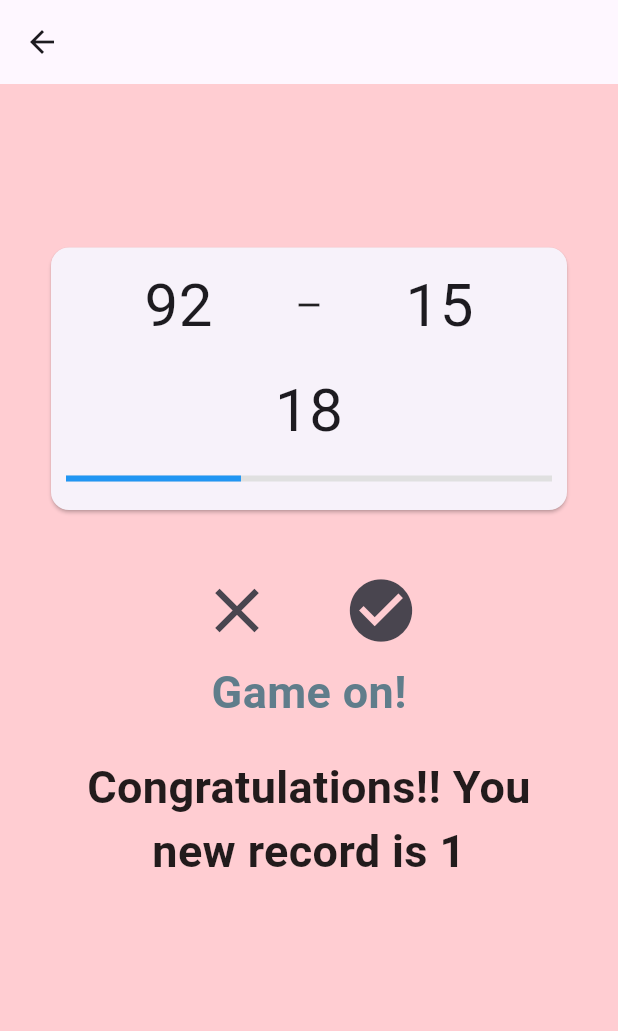
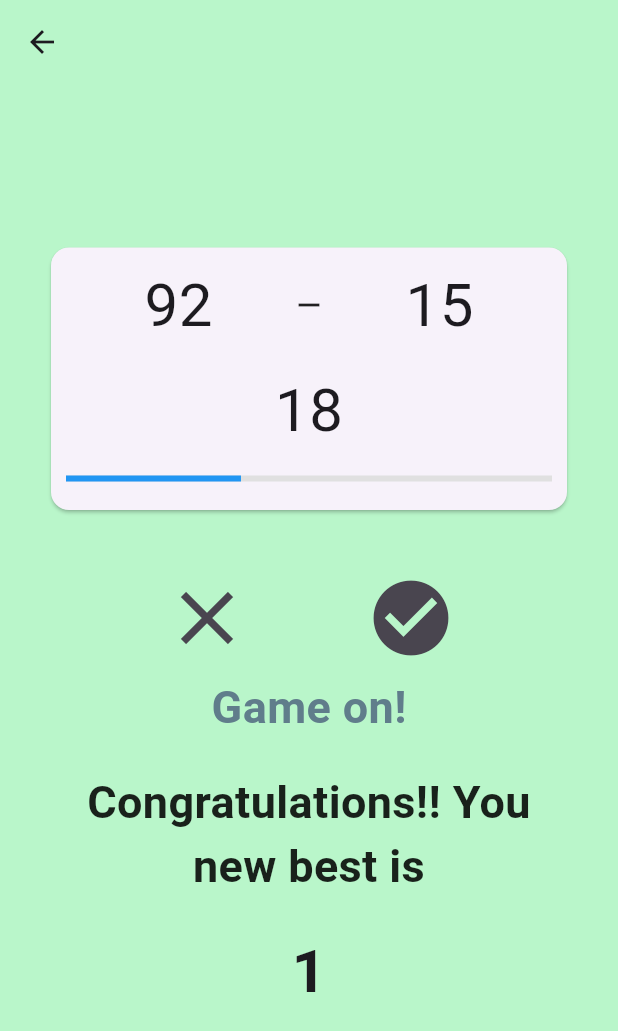
Before and after one commit to SanjiKun-Santhosh/flash_math, a Flutter app: the screen it shows once a user with an empty profile is signed in, after a tap on "Substraction", on a phone screen of 412 x 824 dp. Shown: the top 1031 px of the screen. Run offline on Flutter 3.47's test engine with Material 3 defaults, Android fonts, the phone set to English and light mode, and no system bars; our stand-ins replace cloud_firestore, confetti, firebase_auth, firebase_core, flutter_spinkit, font_awesome_flutter and 4 more; missing offline and left inert: cloud_firestore_platform_interface; accounts and stored records are empty; generated files the repository leaves out were written again.

Commit message:
Initial commit

```diff
--- a/lib/games/substraction.dart
+++ b/lib/games/substraction.dart
@@ -4,11 +4,11 @@ import 'package:flash_math/models/user_record.dart';
 import 'package:flutter/material.dart';
 import 'package:provider/provider.dart';
 
-import '../addition_algorithm/number_generator.dart';
+import '../game_algorithm/number_generator.dart';
 import '../screens/loading.dart';
 import '../services/database.dart';
 import '../shared/constants.dart';
-import 'game_support/modalBottomSheet.dart';
+import '../screens/custom_sheets.dart';
 
 class Substraction extends StatefulWidget {
   final UserRecord? userRecord;
@@ -28,8 +28,9 @@ class _SubstractionState extends State<Substraction> {
   Timer? _timer;
   bool _isButtonDisabled = false;
   final String gameType = GameTypes.substraction.name;
-  int globalRecord=0;
-  ModalBottomSheet alertDialog=ModalBottomSheet();
+  int globalRecord = 0;
+  CustomSheets alertDialog = CustomSheets();
+
   @override
   void initState() {
     super.initState();
@@ -55,8 +56,12 @@ class _SubstractionState extends State<Substraction> {
     _timer = Timer.periodic(oneHundredthOfASecond, (timer) {
       if (_progressValue >= 1.0) {
         timer.cancel();
-        alertDialog.showCustomModalBottomSheet(context,outputText: 'Your personal best is $globalRecord',gameMsg: "The Time is over!");
-
+        alertDialog.showCustomModalBottomSheet(
+          context,
+          outputText: GameOutputTexts.personalBest,
+          record: globalRecord,
+          gameMsg: GameOutputTexts.timeOverMsg,
+        );
       } else {
         setState(() {
           _progressValue += 0.01;
@@ -96,22 +101,24 @@ class _SubstractionState extends State<Substraction> {
   Widget build(BuildContext context) {
     final userRecord = context.watch<UserRecord?>();
     Map<String, String>? gameRecord = userRecord?.gameRecord;
-    int currentRecord = globalRecord= int.parse(gameRecord?[gameType] ?? "0");
-    print(currentRecord);
+    int currentRecord = globalRecord = int.parse(gameRecord?[gameType] ?? "0");
     final DatabaseService service = DatabaseService(
       uid: widget.userRecord!.uid,
     );
-    if(userRecord==null){ return Loading();}
+    if (userRecord == null) {
+      return Loading();
+    }
 
     return Scaffold(
       appBar: AppBar(
+        backgroundColor: Colors.transparent,
         leading: BackButton(
           onPressed: () {
             Navigator.pop(context, "/home");
           },
         ),
       ),
-      backgroundColor: Colors.red[100],
+      backgroundColor: Colors.greenAccent[100],
       body: Container(
         padding: EdgeInsets.fromLTRB(30, 30, 30, 30),
         color: Colors.transparent,
@@ -144,8 +151,7 @@ class _SubstractionState extends State<Substraction> {
                         ),
                         SizedBox(height: 13),
                         SizedBox(
-                          child:
-                          Text(
+                          child: Text(
                             _total.toString(),
                             style: TextStyle(fontSize: 40),
                           ),
@@ -183,8 +189,12 @@ class _SubstractionState extends State<Substraction> {
                                   gameRecord!,
                                 );
                               }
-                              alertDialog.showCustomModalBottomSheet(context,outputText: 'Your personal best is $globalRecord',gameMsg: "The Time is over!");
-
+                              alertDialog.showCustomModalBottomSheet(
+                                context,
+                                outputText: GameOutputTexts.personalBest,
+                                record: globalRecord,
+                                gameMsg: GameOutputTexts.timeOverMsg,
+                              );
                             } else {
                               if (_firstValue - _secondValue != _total) {
                                 _getRandom();
@@ -201,15 +211,19 @@ class _SubstractionState extends State<Substraction> {
                                     gameRecord!,
                                   );
                                 }
-                                alertDialog.showCustomModalBottomSheet(context,outputText: 'Your personal best is $globalRecord',gameMsg: "The Answer is wrong!");
-
+                                alertDialog.showCustomModalBottomSheet(
+                                  context,
+                                  outputText: GameOutputTexts.personalBest,
+                                  record: globalRecord,
+                                  gameMsg: GameOutputTexts.answerWrongMsg,
+                                );
                               }
                             }
                           });
                         },
-                  icon: Icon(Icons.close, size: 50),
+                  icon: Icon(Icons.close, size: 60),
                 ),
-                SizedBox(width: 30),
+                SizedBox(width: 60),
                 IconButton(
                   onPressed: _isButtonDisabled
                       ? null
@@ -225,18 +239,21 @@ class _SubstractionState extends State<Substraction> {
                                   gameRecord!,
                                 );
                               }
-                              alertDialog.showCustomModalBottomSheet(context,outputText: 'Your personal best is $globalRecord',gameMsg: "The Time is over!");
-
+                              alertDialog.showCustomModalBottomSheet(
+                                context,
+                                outputText: GameOutputTexts.personalBest,
+                                record: globalRecord,
+                                gameMsg: GameOutputTexts.timeOverMsg,
+                              );
                             } else {
                               if (_firstValue - _secondValue == _total) {
                                 _getRandom();
                                 _record++;
                                 resetProgress();
-                                print("mushi");
                               } else {
                                 _isButtonDisabled = true;
                                 stopProgress();
-                                if(_record>currentRecord) {
+                                if (_record > currentRecord) {
                                   globalRecord = _record;
                                   updateRecordDatabase(
                                     _record,
@@ -244,13 +261,17 @@ class _SubstractionState extends State<Substraction> {
                                     gameRecord!,
                                   );
                                 }
-                                alertDialog.showCustomModalBottomSheet(context,outputText: 'Your personal best is $globalRecord',gameMsg: "The Answer is wrong!");
-
+                                alertDialog.showCustomModalBottomSheet(
+                                  context,
+                                  outputText: GameOutputTexts.personalBest,
+                                  record: globalRecord,
+                                  gameMsg: GameOutputTexts.answerWrongMsg,
+                                );
                               }
                             }
                           });
                         },
-                  icon: Icon(Icons.check_circle, size: 50),
+                  icon: Icon(Icons.check_circle, size: 60),
                 ),
               ],
             ),
@@ -264,16 +285,30 @@ class _SubstractionState extends State<Substraction> {
             ),
             SizedBox(height: 20),
             currentRecord >= _record
-                ? Text(
-                    "Your personal best is $currentRecord",
+                ? Column(
+                    children: [
+                      Text(
+                        GameOutputTexts.personalBest,
                         style: TextStyle(
                           color: Colors.blueGrey,
                           fontSize: 30,
                           fontWeight: FontWeight.bold,
                         ),
+                      ),
+                      SizedBox(height: 20),
+                      Text(
+                        "$currentRecord",
+                        style: TextStyle(
+                          fontSize: 40,
+                          fontWeight: FontWeight.bold,
+                        ),
+                      ),
+                    ],
                   )
-                : Text(
-                    "Congratulations!! You new record is $_record",
+                : Column(
+                    children: [
+                      Text(
+                        GameOutputTexts.congratsMsg,
                         textAlign: TextAlign.center,
                         style: TextStyle(
                           color: Colors.black87,
@@ -281,6 +316,16 @@ class _SubstractionState extends State<Substraction> {
                           fontWeight: FontWeight.bold,
                         ),
                       ),
+                      SizedBox(height: 20),
+                      Text(
+                        "$_record",
+                        style: TextStyle(
+                          fontSize: 40,
+                          fontWeight: FontWeight.bold,
+                        ),
+                      ),
+                    ],
+                  ),
           ],
         ),
       ),
--- a/lib/main.dart
+++ b/lib/main.dart
@@ -1,4 +1,5 @@
 import 'package:firebase_core/firebase_core.dart';
+import 'package:flash_math/models/storage_hive_model.dart';
 import 'package:flash_math/models/user.dart';
 import 'package:flash_math/models/user_record.dart';
 import 'package:flash_math/screens/home.dart';
@@ -9,7 +10,6 @@ import 'package:flash_math/services/auth.dart';
 import 'package:flash_math/services/database.dart';
 import 'package:flash_math/shared/constants.dart';
 import 'package:flutter/material.dart';
-import 'package:hive/hive.dart';
 import 'package:hive_flutter/adapters.dart';
 import 'package:provider/provider.dart';
 
@@ -17,7 +17,8 @@ void main() async {
   WidgetsFlutterBinding.ensureInitialized();
   await Firebase.initializeApp();
   await Hive.initFlutter();
-  await Hive.openBox(userHiveBox);
+  Hive.registerAdapter(UserHiveStorageAdapter());
+  await Hive.openBox<UserHiveStorage>(userHiveBox);
 
   runApp(
     MultiProvider(
--- a/lib/games/game_support/modalBottomSheet.dart
+++ b/lib/screens/custom_sheets.dart
@@ -1,10 +1,10 @@
 import 'package:flutter/material.dart';
 
-import '../../screens/home.dart';
-import '../../screens/template.dart';
+import 'home.dart';
+import 'template.dart';
 
-class ModalBottomSheet {
-  void showCustomModalBottomSheet(context, {required String outputText,required String gameMsg}) {
+class CustomSheets {
+  void showCustomModalBottomSheet(BuildContext context, {required String outputText,required int record,required String gameMsg}) {
     showModalBottomSheet(
       elevation: 2.0,
       isDismissible: false,
@@ -66,4 +66,23 @@ class ModalBottomSheet {
       },
     );
   }
+  void showLoginErrorDialog(BuildContext context) {
+    showDialog(
+      context: context,
+      builder: (BuildContext dialogContext) {
+        return AlertDialog(
+          title: Text("Login Error"),
+          content: Text("Please check your email and password and try again."),
+          actions: <Widget>[
+            TextButton(
+              child: Text("OK"),
+              onPressed: () {
+                Navigator.of(dialogContext).pop();
+              },
+            ),
+          ],
+        );
+      },
+    );
+  }
 }
--- a/lib/screens/home.dart
+++ b/lib/screens/home.dart
@@ -1,6 +1,5 @@
 import 'package:flash_math/screens/listOfGames.dart';
 import 'package:flash_math/screens/loading.dart';
-import 'package:flash_math/screens/profile/profile.dart';
 import 'package:flash_math/screens/template.dart';
 import 'package:flash_math/services/auth.dart';
 import 'package:flutter/material.dart';
@@ -18,9 +17,10 @@ class Home extends StatefulWidget {
 }
 
 class _HomeState extends State<Home> {
+  final Auth _auth = Auth();
   @override
   Widget build(BuildContext context) {
-    final Auth _auth = Auth();
+
     final userRecord = context.watch<UserRecord?>();
     if (userRecord != null) {
       return
@@ -28,8 +28,9 @@ class _HomeState extends State<Home> {
             appBar: AppBar(centerTitle: true,
               backgroundColor: Colors.transparent,
               actions: <Widget>[
-                Row(mainAxisAlignment: MainAxisAlignment.spaceBetween,
+                Row(mainAxisAlignment: MainAxisAlignment.center,
                   children: <Widget>[
+                    SizedBox(width: 30,),
                     ElevatedButton.icon(onPressed: () {
                       setState(() {
                         Navigator.pushNamed(context, "/userProfile");
--- a/lib/screens/listOfGames.dart
+++ b/lib/screens/listOfGames.dart
@@ -11,10 +11,14 @@ class ListOfGames extends StatelessWidget {
 
   @override
   Widget build(BuildContext context) {
-    return Column(
+    return SingleChildScrollView(
+      child: Column(
         children: _gamesList
             .map(
-            (val) => Card.outlined(
+              (val) => Center(
+                child: Column(
+                  children: [
+                    Card.outlined(
                       borderOnForeground: true,
                       shape: RoundedRectangleBorder(
                         borderRadius: BorderRadius.only(
@@ -27,7 +31,7 @@ class ListOfGames extends StatelessWidget {
                       elevation: 5.0,
                       shadowColor: Colors.red,
                       surfaceTintColor: Colors.greenAccent,
-              color: Colors.lime[50],
+                      color: Colors.yellow[500],
 
                       clipBehavior: Clip.hardEdge,
 
@@ -43,8 +47,8 @@ class ListOfGames extends StatelessWidget {
 
                         splashColor: Colors.blue.withAlpha(50),
                         child: SizedBox(
-                  width: 300,
-                  height: 100,
+                          width: 250,
+                          height: 75,
                           child: Center(
                             child: Text(
                               val,
@@ -59,8 +63,13 @@ class ListOfGames extends StatelessWidget {
                         ),
                       ),
                     ),
+                    SizedBox(height: 15,)
+                  ],
+                ),
+              ),
             )
             .toList(),
+      ),
     );
   }
 }
--- a/lib/screens/template.dart
+++ b/lib/screens/template.dart
@@ -19,7 +19,7 @@ class Template extends StatelessWidget {
       body: Stack(
         children: <Widget>[
           Image.asset(
-            ImageGallery().secondaryBG,
+            ImageGallery.secondaryBG,
             fit: BoxFit.fill,
             width: double.infinity,
             height: double.infinity,
--- a/lib/shared/constants.dart
+++ b/lib/shared/constants.dart
@@ -1,17 +1,26 @@
 import 'package:flutter/material.dart';
 
 class ImageGallery {
-  final primaryBG = "assets/images/primary_bg.jpeg";
-  final secondaryBG = "assets/images/secondary_bg.png";
-  final profilePicture= "assets/images/default_profile_picture.jpg";
+  static const primaryBG = "assets/images/primary_bg.jpeg";
+  static const secondaryBG = "assets/images/secondary_bg.png";
+  static const profilePicture= "assets/images/default_profile_picture.jpg";
 }
 
 enum GameTypes { addition, substraction }
+class GameOutputTexts{
+  static const personalBest="Your personal best is ";
+  static const timeOverMsg="Sorry! The time is over!";
+  static const answerWrongMsg="Sorry! The answer is wrong!";
+  static const congratsMsg="Congratulations!! You new best is ";
+
+}
 
 class CustomFontStyle {
   final primaryFont = "Nunito";
   final secondaryFont = "Bitcount";
 }
+
+
 
 class ErrorMsg {
   final passwordErrorMsg =
```
Also changed, not shown: lib/games/addition.dart (+53 -25 lines), lib/models/storage_hive_model.dart (added, +15 -0 lines), lib/screens/login.dart (+6 -24 lines), lib/screens/profile/profile.dart (+15 -1 lines), lib/screens/register.dart (+13 -3 lines), lib/screens/underMaking.dart (deleted, +0 -11 lines), lib/services/auth.dart (+6 -2 lines), lib/services/localDB.dart (deleted, +0 -45 lines), lib/game_algorithm/number_generator.dart (renamed from lib/addition_algorithm/number_generator.dart), 1 other file. Lines whose indentation alone changed are shown as unchanged.
